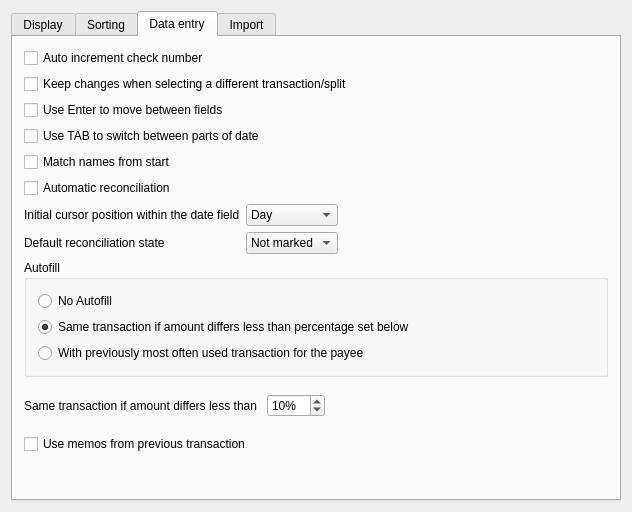
Qt form kmymoney/dialogs/settings/ksettingsregister.ui (KDE/kmymoney) before a commit.
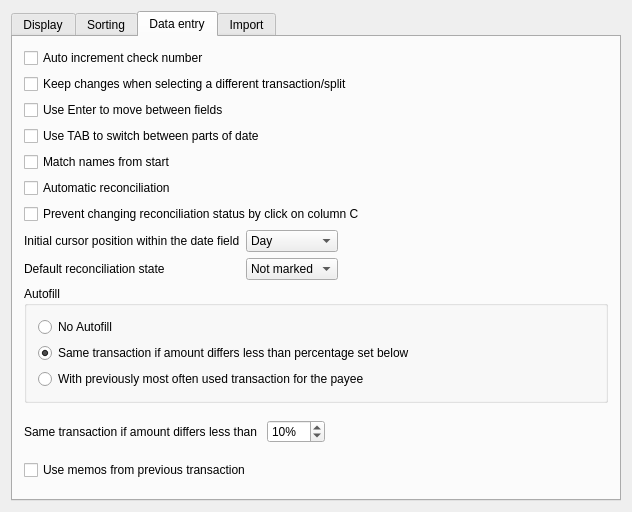
The same form after that commit. The open tabs and pages were chosen to show the change. Custom widgets are drawn as their Qt base class.

Commit message: Improved UI handling of split reconciliation status

Diff of the .ui file:
```diff
--- a/kmymoney/dialogs/settings/ksettingsregister.ui
+++ b/kmymoney/dialogs/settings/ksettingsregister.ui
@@ -281,6 +281,16 @@
          </property>
         </widget>
        </item>
+       <item>
+        <widget class="QCheckBox" name="kcfg_PreventClickOnReconciliation">
+         <property name="whatsThis">
+          <string>If active, a click into the column C of the register does not cycle through the reconciliation states. One has to edit the transaction to modify the reconciliation state.</string>
+         </property>
+         <property name="text">
+          <string>Prevent changing reconciliation status by click on column C</string>
+         </property>
+        </widget>
+       </item>
        <item>
         <layout class="QGridLayout" name="gridLayout1">
          <item row="0" column="0">
```
The commit also changes 6 other files.
